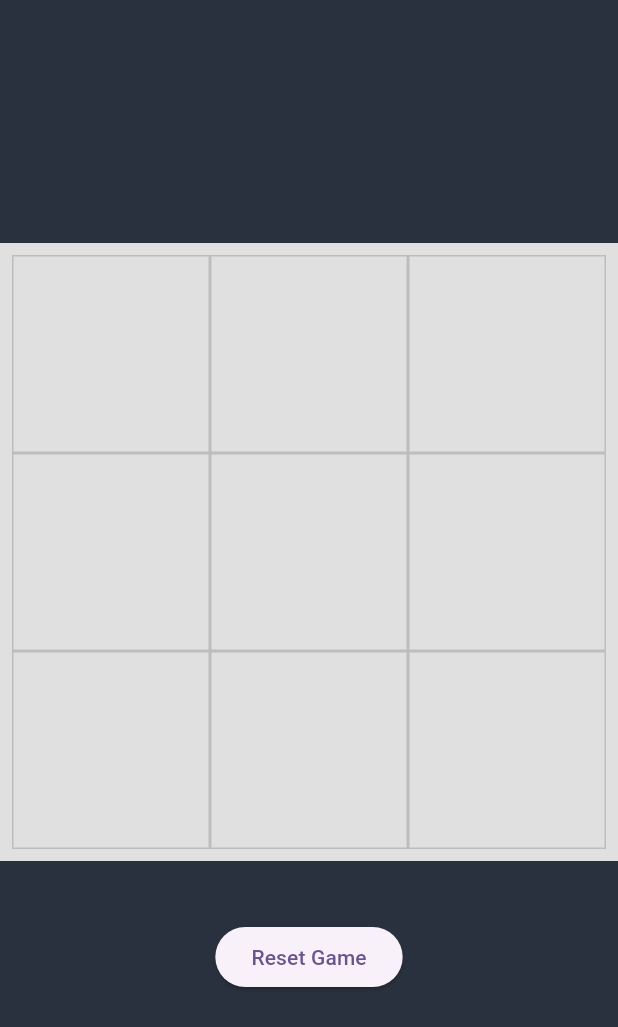
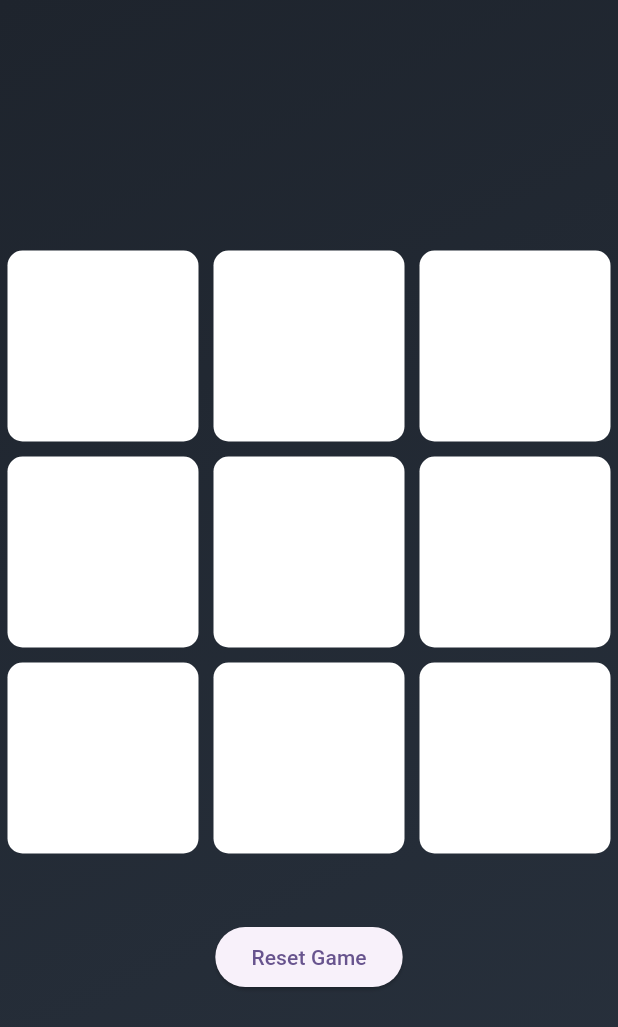
Before and after one commit to SouhailKrs/Flutter-Tic-Tac-Toe, a Flutter app: the screen it shows after launch, on a phone screen of 412 x 824 dp. Shown: the top 1027 px of the screen. Run offline on Flutter 3.47's test engine with Material 2 defaults, Android fonts, the phone set to English and light mode, and no system bars.

Commit message:
Styling the board

```diff
--- a/lib/screens/game_screen.dart
+++ b/lib/screens/game_screen.dart
@@ -21,19 +21,26 @@ class _GameScreenState extends State<GameScreen> {
   }
 
   bool _checkWin(String player) {
-
     for (int i = 0; i < 3; i++) {
-      if (board[i][0] == player && board[i][1] == player && board[i][2] == player) {
+      if (board[i][0] == player &&
+          board[i][1] == player &&
+          board[i][2] == player) {
         return true; // Row win
       }
-      if (board[0][i] == player && board[1][i] == player && board[2][i] == player) {
+      if (board[0][i] == player &&
+          board[1][i] == player &&
+          board[2][i] == player) {
         return true;
       }
     }
-    if (board[0][0] == player && board[1][1] == player && board[2][2] == player) {
+    if (board[0][0] == player &&
+        board[1][1] == player &&
+        board[2][2] == player) {
       return true;
     }
-    if (board[0][2] == player && board[1][1] == player && board[2][0] == player) {
+    if (board[0][2] == player &&
+        board[1][1] == player &&
+        board[2][0] == player) {
       return true;
     }
     return false;
@@ -60,24 +67,32 @@ class _GameScreenState extends State<GameScreen> {
   @override
   Widget build(BuildContext context) {
     return Scaffold(
-      backgroundColor: const Color(0xff28313D),
-      body: Column(
+
+
+
+      body: Container(
+        decoration: const BoxDecoration(
+          gradient: LinearGradient(
+            begin: Alignment.topLeft,
+            end: Alignment.bottomRight,
+            colors: [
+              Color(0xff1e242d),
+              Color(0xff28313D),
+
+
+            ],
+          ),
+        ),
+        child: Column(
           mainAxisAlignment: MainAxisAlignment.center,
           children: [
-          Container(
-            color: Colors.grey[300],
-            child: Align(
-              alignment: Alignment.center,
-              child: ClipRRect(
-                borderRadius: BorderRadius.circular(16.0),
-                child: Container(
-
-                  color: Colors.grey[300],
-                  child: GridView.builder(
-                    padding: EdgeInsets.all(8.0), // Add some padding to the grid items
+            GridView.builder(
+              padding: const EdgeInsets.all(5.0),
               shrinkWrap: true,
               gridDelegate: const SliverGridDelegateWithFixedCrossAxisCount(
                 crossAxisCount: 3,
+                crossAxisSpacing: 10.0,
+                mainAxisSpacing: 10.0,
               ),
               itemBuilder: (context, index) {
                 int row = index ~/ 3;
@@ -86,8 +101,14 @@ class _GameScreenState extends State<GameScreen> {
                 return GestureDetector(
                   onTap: () => _onCellTap(row, col),
                   child: Container(
-                          decoration: BoxDecoration(
-                            border: Border.all(color: Colors.grey[400]!),
+                    decoration: const BoxDecoration(
+                      color: Colors.white,
+                      borderRadius: BorderRadius.only(
+                        topLeft: Radius.circular(10),
+                        topRight: Radius.circular(10),
+                        bottomLeft: Radius.circular(10),
+                        bottomRight: Radius.circular(10),
+                      ),
                     ),
                     child: Center(
                       child: Text(
@@ -95,7 +116,9 @@ class _GameScreenState extends State<GameScreen> {
                         style: TextStyle(
                           fontSize: 40,
                           fontWeight: FontWeight.bold,
-                                color: board[row][col] == 'X' ? Color(0xff28313D) : Color(0xffaf73fd),
+                          color: board[row][col] == 'X'
+                              ? Color(0xff28313D)
+                              : Color(0xffaf73fd),
                         ),
                       ),
                     ),
@@ -104,15 +127,16 @@ class _GameScreenState extends State<GameScreen> {
               },
               itemCount: 9,
             ),
-                ),
-              ),
-            ),
-          ),
             const SizedBox(height: 20),
-          if (_checkWin('X')) const Text('Player X wins!', style: TextStyle(fontSize: 24, fontWeight: FontWeight.bold)),
-          if (_checkWin('O')) const Text('Player O wins!', style: TextStyle(fontSize: 24, fontWeight: FontWeight.bold)),
+            if (_checkWin('X'))
+              const Text('Player X wins!',
+                  style: TextStyle(fontSize: 24, fontWeight: FontWeight.bold)),
+            if (_checkWin('O'))
+              const Text('Player O wins!',
+                  style: TextStyle(fontSize: 24, fontWeight: FontWeight.bold)),
             if (!_checkWin('X') && !_checkWin('O') && _checkDraw())
-            const Text('It\'s a draw!', style: TextStyle(fontSize: 24, fontWeight: FontWeight.bold)),
+              const Text('It\'s a draw!',
+                  style: TextStyle(fontSize: 24, fontWeight: FontWeight.bold)),
             const SizedBox(height: 20),
             ElevatedButton(
               onPressed: _resetGame,
@@ -120,6 +144,7 @@ class _GameScreenState extends State<GameScreen> {
             ),
           ],
         ),
+      ),
     );
   }
 }
--- a/pubspec.yaml
+++ b/pubspec.yaml
@@ -35,6 +35,7 @@ dependencies:
   # The following adds the Cupertino Icons font to your application.
   # Use with the CupertinoIcons class for iOS style icons.
   cupertino_icons: ^1.0.2
+  google_fonts: ^5.1.0
 
 dev_dependencies:
   flutter_test:
```
Lines whose indentation alone changed are shown as unchanged.
